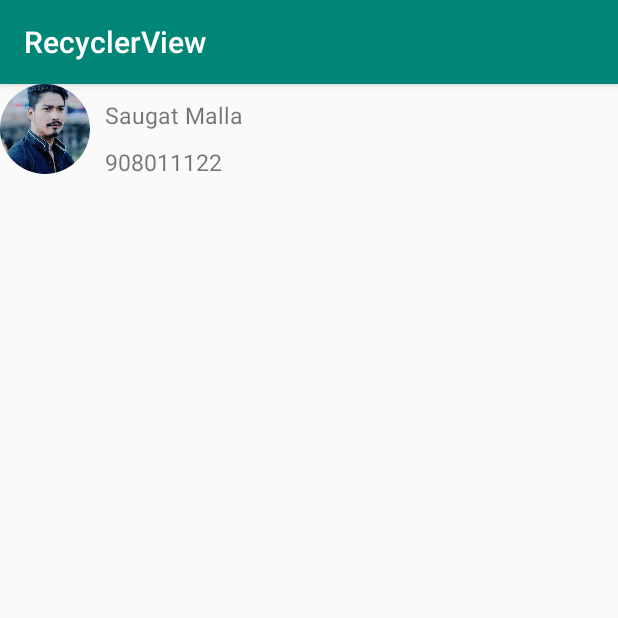
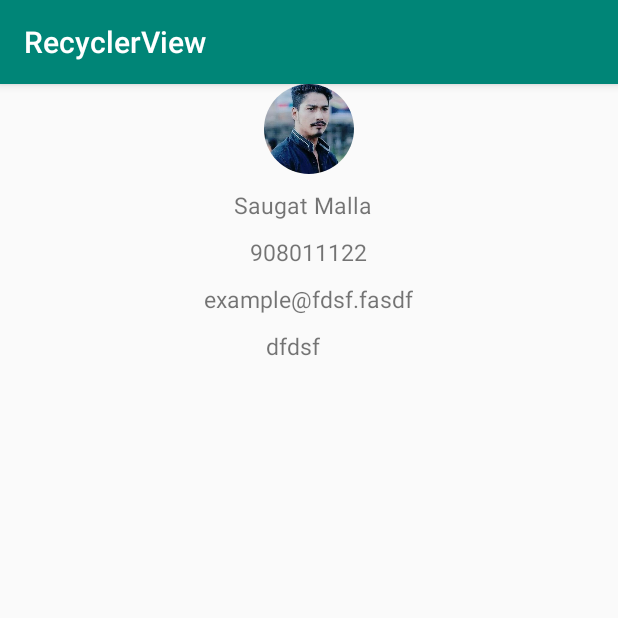
Before and after one commit to arund21/RecyclerView, an Android app: the screen it shows after launch (DetailsActivity), after a tap on an icon or button, on a phone screen of 412 x 824 dp, the top half of it. Run offline under Robolectric (Android 15) with nearby library versions, the phone set to English and light mode, and no system bars; our stand-ins replace CircleImageView.

Commit message:
Addition details done today on details activity i.e. email and address

```diff
--- a/app/src/main/java/adapter/ContactsAdapter.java
+++ b/app/src/main/java/adapter/ContactsAdapter.java
@@ -45,6 +45,8 @@ public class ContactsAdapter extends RecyclerView.Adapter<ContactsAdapter.Contac
     contactsViewHolder.tvPhone.setText(contacts.getPhoneNo());
 
 
+
+
     contactsViewHolder.imgProfile.setOnClickListener(new View.OnClickListener() {
         @Override
         public void onClick(View v) {
@@ -53,6 +55,8 @@ public class ContactsAdapter extends RecyclerView.Adapter<ContactsAdapter.Contac
             intent.putExtra("image",contacts.getImageId());
             intent.putExtra("name",contacts.getName());
             intent.putExtra("phone",contacts.getPhoneNo());
+            intent.putExtra("email",contacts.getEmail());
+            intent.putExtra("address",contacts.getAddress());
 
             mContext.startActivity(intent);
         }
@@ -69,12 +73,14 @@ public class ContactsAdapter extends RecyclerView.Adapter<ContactsAdapter.Contac
     public class ContactsViewHolder extends RecyclerView.ViewHolder{
 
         CircleImageView imgProfile;
-        TextView tvName, tvPhone;
+        TextView tvName, tvPhone,tvEmail,tvAddress;
         public ContactsViewHolder(@NonNull View itemView){
             super(itemView);
             imgProfile = itemView.findViewById(R.id.imgProfile);
             tvName = itemView.findViewById(R.id.tvName);
             tvPhone = itemView.findViewById(R.id.tvPhone);
+            tvEmail = itemView.findViewById(R.id.tvEmail);
+            tvAddress = itemView.findViewById(R.id.tvAddress);
         }
     }
 }
--- a/app/src/main/java/com/recyclerview/DetailsActivity.java
+++ b/app/src/main/java/com/recyclerview/DetailsActivity.java
@@ -8,7 +8,7 @@ import de.hdodenhof.circleimageview.CircleImageView;
 
 public class DetailsActivity extends AppCompatActivity {
 CircleImageView circImg;
-TextView tvFullName, tvPhoneNo;
+TextView tvFullName, tvPhoneNo,tvEmail,tvAddress;
     @Override
     protected void onCreate(Bundle savedInstanceState) {
         super.onCreate(savedInstanceState);
@@ -17,6 +17,8 @@ TextView tvFullName, tvPhoneNo;
         circImg = findViewById(R.id.circImg);
         tvFullName = findViewById(R.id.tvFullName);
         tvPhoneNo = findViewById(R.id.tvPhoneNo);
+        tvEmail = findViewById(R.id.tvEmail);
+        tvAddress = findViewById(R.id.tvAddress);
 
         Bundle bundle = getIntent().getExtras();
 
@@ -25,6 +27,9 @@ TextView tvFullName, tvPhoneNo;
             circImg.setImageResource(bundle.getInt("image"));
             tvFullName.setText(bundle.getString("name"));
             tvPhoneNo.setText(bundle.getString("phone"));
+            tvEmail.setText(bundle.getString("email"));
+            tvAddress.setText(bundle.getString("address"));
+
         }
     }
 }
--- a/app/src/main/java/com/recyclerview/MainActivity.java
+++ b/app/src/main/java/com/recyclerview/MainActivity.java
@@ -23,19 +23,19 @@ public class MainActivity extends AppCompatActivity {
         recyclerView = findViewById(R.id.recyclerView);
 
         List<Contact> contactList = new ArrayList<>();
-        contactList.add(new Contact("Saugat Malla","908011122",R.drawable.saugat));
-        contactList.add(new Contact("Rajesh Hamal","908092212",R.drawable.rajesh));
-        contactList.add(new Contact("Dahayang Rai","7891226564",R.drawable.dahayang));
-        contactList.add(new Contact("Bhuwan KC","908011142",R.drawable.bhuwan));
-        contactList.add(new Contact("Bhuwan KC","908011142",R.drawable.bhuwan));
-        contactList.add(new Contact("Bhuwan KC","908011142",R.drawable.bhuwan));
-        contactList.add(new Contact("Bhuwan KC","908011142",R.drawable.bhuwan));
-        contactList.add(new Contact("Bhuwan KC","908011142",R.drawable.bhuwan));
-        contactList.add(new Contact("Bhuwan KC","908011142",R.drawable.bhuwan));
-        contactList.add(new Contact("Bhuwan KC","908011142",R.drawable.bhuwan));
-        contactList.add(new Contact("Bhuwan KC","908011142",R.drawable.bhuwan));
-        contactList.add(new Contact("Bhuwan KC","908011142",R.drawable.bhuwan));
-        contactList.add(new Contact("Bhuwan KC","908011142",R.drawable.bhuwan));
+        contactList.add(new Contact("Saugat Malla","908011122",R.drawable.saugat,"example@fdsf.fasdf","dfdsf"));
+        contactList.add(new Contact("Rajesh Hamal","908092212",R.drawable.rajesh,"example@fdsf.fasdf","example@fdsf.fasdf"));
+        contactList.add(new Contact("Dahayang Rai","7891226564",R.drawable.dahayang,"example@fdsf.fasdf","example@fdsf.fasdf"));
+        contactList.add(new Contact("Bhuwan KC","908011142",R.drawable.bhuwan,"example@fdsf.fasdf","example@fdsf.fasdf"));
+        contactList.add(new Contact("Bhuwan KC","908011142",R.drawable.bhuwan,"example@fdsf.fasdf","example@fdsf.fasdf"));
+        contactList.add(new Contact("Bhuwan KC","908011142",R.drawable.bhuwan,"example@fdsf.fasdf","example@fdsf.fasdf"));
+        contactList.add(new Contact("Bhuwan KC","908011142",R.drawable.bhuwan,"example@fdsf.fasdf","example@fdsf.fasdf"));
+        contactList.add(new Contact("Bhuwan KC","908011142",R.drawable.bhuwan,"example@fdsf.fasdf","example@fdsf.fasdf"));
+        contactList.add(new Contact("Bhuwan KC","908011142",R.drawable.bhuwan,"example@fdsf.fasdf","example@fdsf.fasdf"));
+        contactList.add(new Contact("Bhuwan KC","908011142",R.drawable.bhuwan,"example@fdsf.fasdf","example@fdsf.fasdf"));
+        contactList.add(new Contact("Bhuwan KC","908011142",R.drawable.bhuwan,"example@fdsf.fasdf","example@fdsf.fasdf"));
+        contactList.add(new Contact("Bhuwan KC","908011142",R.drawable.bhuwan,"example@fdsf.fasdf","example@fdsf.fasdf"));
+        contactList.add(new Contact("Bhuwan KC","908011142",R.drawable.bhuwan,"example@fdsf.fasdf","example@fdsf.fasdf"));
 
 
         ContactsAdapter contactsAdapter = new ContactsAdapter(this,contactList);
--- a/app/src/main/java/model/Contact.java
+++ b/app/src/main/java/model/Contact.java
@@ -16,11 +16,15 @@ public class Contact extends AppCompatActivity {
     private String name;
     private String phoneNo;
     private int imageId;
+    private String email;
+    private String address;
 
-    public Contact(String name, String phoneNo, int imageId) {
+    public Contact(String name, String phoneNo, int imageId, String email, String address) {
         this.name = name;
         this.phoneNo = phoneNo;
         this.imageId = imageId;
+        this.email= email;
+        this.address = address;
     }
 
     public String getName() {
@@ -47,6 +51,22 @@ public class Contact extends AppCompatActivity {
         this.imageId = imageId;
     }
 
+    public String getEmail() {
+        return email;
+    }
+
+    public void setEmail(String email) {
+        this.email = email;
+    }
+
+    public String getAddress() {
+        return address;
+    }
+
+    public void setAddress(String address) {
+        this.address = address;
+    }
+
     @Override
     protected void onCreate(Bundle savedInstanceState) {
         super.onCreate(savedInstanceState);
--- a/app/src/main/res/layout/activity_contact.xml
+++ b/app/src/main/res/layout/activity_contact.xml
@@ -36,4 +36,5 @@
         android:hint="Phone no."
         android:textSize="15sp"
         />
+
 </RelativeLayout>
--- a/app/src/main/res/layout/activity_details.xml
+++ b/app/src/main/res/layout/activity_details.xml
@@ -11,6 +11,7 @@
         android:layout_width="60dp"
         android:layout_height="60dp"
         android:src="@drawable/noavatar"
+        android:layout_centerHorizontal="true"
         />
 
     <TextView
@@ -19,9 +20,10 @@
         android:layout_height="wrap_content"
         android:layout_marginStart="10dp"
         android:layout_marginTop="10dp"
-        android:layout_toEndOf="@+id/circImg"
+        android:layout_below="@+id/circImg"
         android:hint="Contact Name"
         android:textSize="15sp"
+        android:layout_centerHorizontal="true"
         />
     <TextView
         android:id="@+id/tvPhoneNo"
@@ -30,8 +32,30 @@
         android:layout_below="@+id/tvFullName"
         android:layout_marginStart="10dp"
         android:layout_marginTop="10dp"
-        android:layout_toEndOf="@+id/circImg"
         android:hint="Phone no."
         android:textSize="15sp"
+        android:layout_centerHorizontal="true"
+        />
+    <TextView
+        android:id="@+id/tvEmail"
+        android:layout_width="wrap_content"
+        android:layout_height="wrap_content"
+        android:layout_below="@+id/tvPhoneNo"
+        android:layout_marginStart="10dp"
+        android:layout_marginTop="10dp"
+        android:hint="Email"
+        android:textSize="15sp"
+        android:layout_centerHorizontal="true"
+        />
+    <TextView
+        android:id="@+id/tvAddress"
+        android:layout_width="wrap_content"
+        android:layout_height="wrap_content"
+        android:layout_below="@+id/tvEmail"
+        android:layout_marginStart="10dp"
+        android:layout_marginTop="10dp"
+        android:hint="Address"
+        android:textSize="15sp"
+        android:layout_centerHorizontal="true"
         />
 </RelativeLayout>
```
